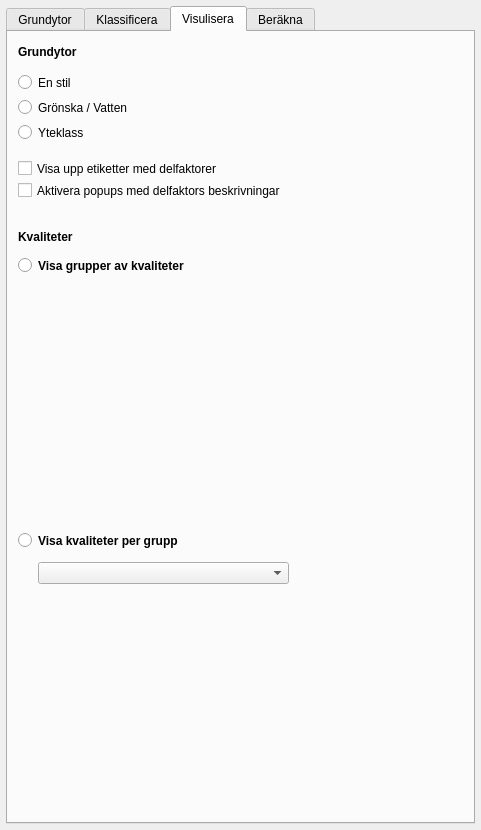
Above: ui/qgyf_dockwidget_base.ui from co-city/QGYF before the change. Below: the same form after it.
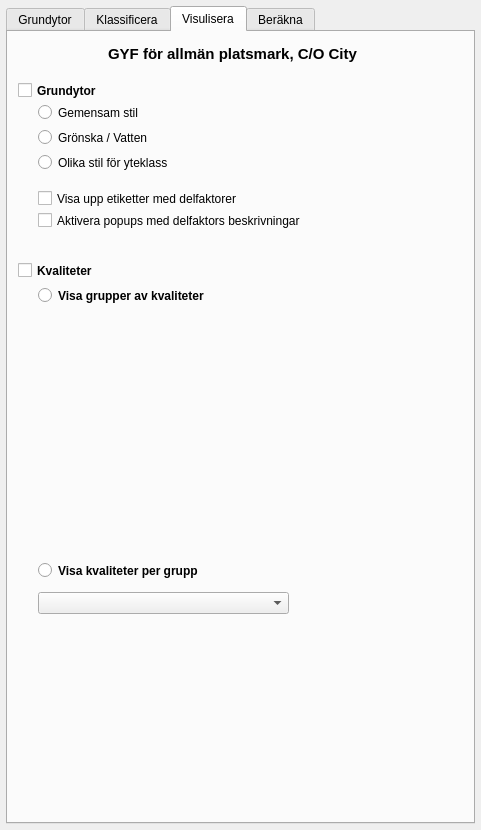
That is the form after the change. Icons and pictures are not drawn. Custom widgets are drawn as their Qt base class.

```diff
--- a/ui/qgyf_dockwidget_base.ui
+++ b/ui/qgyf_dockwidget_base.ui
@@ -765,8 +765,8 @@
        <widget class="QRadioButton" name="showAll">
         <property name="geometry">
          <rect>
-          <x>10</x>
-          <y>225</y>
+          <x>30</x>
+          <y>255</y>
           <width>281</width>
           <height>17</height>
          </rect>
@@ -784,8 +784,8 @@
        <widget class="QRadioButton" name="showGroup">
         <property name="geometry">
          <rect>
-          <x>10</x>
-          <y>500</y>
+          <x>30</x>
+          <y>530</y>
           <width>191</width>
           <height>17</height>
          </rect>
@@ -804,7 +804,7 @@
         <property name="geometry">
          <rect>
           <x>30</x>
-          <y>530</y>
+          <y>560</y>
           <width>251</width>
           <height>22</height>
          </rect>
@@ -813,19 +813,23 @@
        <widget class="QWidget" name="layoutWidget">
         <property name="geometry">
          <rect>
-          <x>30</x>
-          <y>250</y>
-          <width>381</width>
+          <x>20</x>
+          <y>280</y>
+          <width>391</width>
           <height>241</height>
          </rect>
         </property>
-        <layout class="QVBoxLayout" name="checkBoxLayout"/>
+        <layout class="QVBoxLayout" name="checkBoxLayout" stretch="">
+         <property name="spacing">
+          <number>8</number>
+         </property>
+        </layout>
        </widget>
        <widget class="QRadioButton" name="showAreasOneStyle">
         <property name="geometry">
          <rect>
-          <x>10</x>
-          <y>40</y>
+          <x>30</x>
+          <y>70</y>
           <width>281</width>
           <height>21</height>
          </rect>
@@ -837,27 +841,14 @@
          </font>
         </property>
         <property name="text">
-         <string>En stil</string>
-        </property>
-       </widget>
-       <widget class="QLabel" name="label_Areas">
-        <property name="geometry">
-         <rect>
-          <x>10</x>
-          <y>5</y>
-          <width>167</width>
-          <height>30</height>
-         </rect>
-        </property>
-        <property name="text">
-         <string>&lt;html&gt;&lt;head/&gt;&lt;body&gt;&lt;p&gt;&lt;span style=&quot; font-weight:600;&quot;&gt;Grundytor&lt;/span&gt;&lt;/p&gt;&lt;/body&gt;&lt;/html&gt;</string>
+         <string>Gemensam stil</string>
         </property>
        </widget>
        <widget class="QRadioButton" name="showAreasGroups">
         <property name="geometry">
          <rect>
-          <x>10</x>
-          <y>65</y>
+          <x>30</x>
+          <y>95</y>
           <width>281</width>
           <height>21</height>
          </rect>
@@ -875,8 +866,8 @@
        <widget class="QRadioButton" name="showAreasClass">
         <property name="geometry">
          <rect>
-          <x>10</x>
-          <y>90</y>
+          <x>30</x>
+          <y>120</y>
           <width>281</width>
           <height>21</height>
          </rect>
@@ -888,14 +879,14 @@
          </font>
         </property>
         <property name="text">
-         <string>Yteklass</string>
+         <string>Olika stil för yteklass</string>
         </property>
        </widget>
        <widget class="QCheckBox" name="showAreasLabels">
         <property name="geometry">
          <rect>
-          <x>10</x>
-          <y>128</y>
+          <x>30</x>
+          <y>158</y>
           <width>351</width>
           <height>17</height>
          </rect>
@@ -907,8 +898,8 @@
        <widget class="QCheckBox" name="showAreasPopups">
         <property name="geometry">
          <rect>
-          <x>10</x>
-          <y>150</y>
+          <x>30</x>
+          <y>180</y>
           <width>351</width>
           <height>17</height>
          </rect>
@@ -917,17 +908,76 @@
          <string>Aktivera popups med delfaktors beskrivningar</string>
         </property>
        </widget>
-       <widget class="QLabel" name="label_Qualities">
+       <widget class="QLabel" name="gyfVersion_3">
         <property name="geometry">
          <rect>
+          <x>20</x>
+          <y>10</y>
+          <width>409</width>
+          <height>24</height>
+         </rect>
+        </property>
+        <property name="sizePolicy">
+         <sizepolicy hsizetype="Preferred" vsizetype="Preferred">
+          <horstretch>0</horstretch>
+          <verstretch>100</verstretch>
+         </sizepolicy>
+        </property>
+        <property name="font">
+         <font>
+          <pointsize>11</pointsize>
+          <weight>75</weight>
+          <bold>true</bold>
+         </font>
+        </property>
+        <property name="text">
+         <string>GYF för allmän platsmark, C/O City</string>
+        </property>
+        <property name="textFormat">
+         <enum>Qt::RichText</enum>
+        </property>
+        <property name="alignment">
+         <set>Qt::AlignCenter</set>
+        </property>
+       </widget>
+       <widget class="QCheckBox" name="label_Areas">
+        <property name="geometry">
+         <rect>
           <x>10</x>
-          <y>190</y>
-          <width>167</width>
-          <height>30</height>
+          <y>50</y>
+          <width>301</width>
+          <height>17</height>
          </rect>
         </property>
+        <property name="font">
+         <font>
+          <pointsize>9</pointsize>
+          <weight>75</weight>
+          <bold>true</bold>
+         </font>
+        </property>
         <property name="text">
-         <string>&lt;html&gt;&lt;head/&gt;&lt;body&gt;&lt;p&gt;&lt;span style=&quot; font-weight:600;&quot;&gt;Kvaliteter&lt;/span&gt;&lt;/p&gt;&lt;/body&gt;&lt;/html&gt;</string>
+         <string>Grundytor</string>
+        </property>
+       </widget>
+       <widget class="QCheckBox" name="label_Qualities">
+        <property name="geometry">
+         <rect>
+          <x>10</x>
+          <y>230</y>
+          <width>301</width>
+          <height>17</height>
+         </rect>
+        </property>
+        <property name="font">
+         <font>
+          <pointsize>9</pointsize>
+          <weight>75</weight>
+          <bold>true</bold>
+         </font>
+        </property>
+        <property name="text">
+         <string>Kvaliteter</string>
         </property>
        </widget>
       </widget>
```
Left out of the diff: 193 changed lines with no effect on the pictures.
